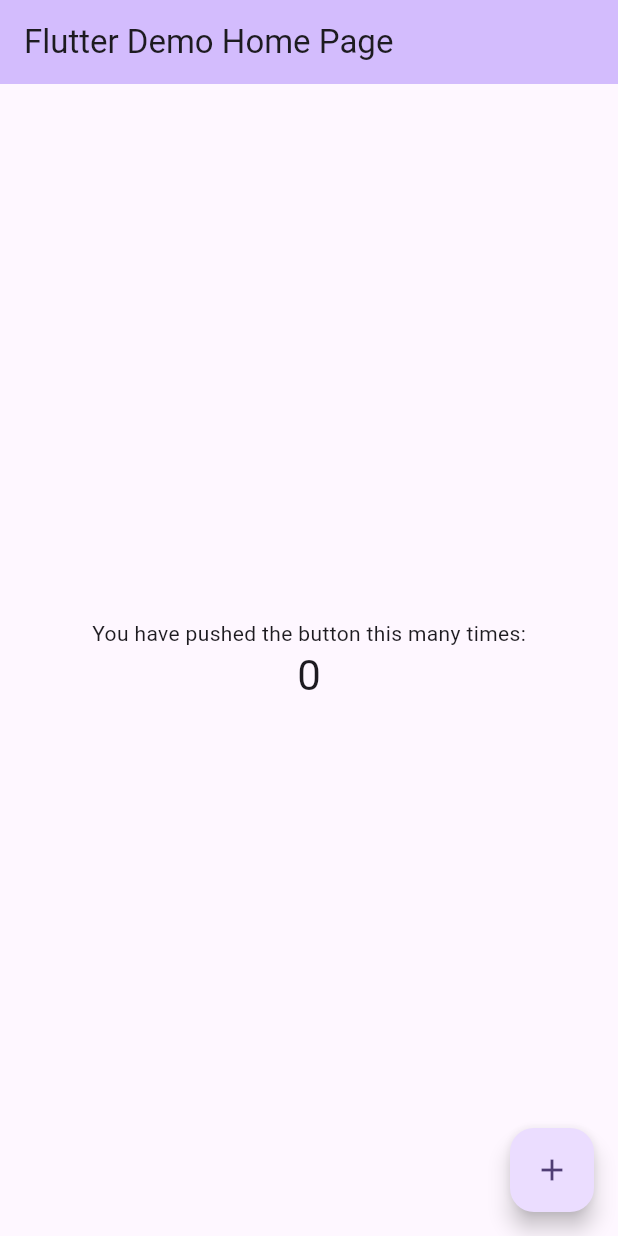
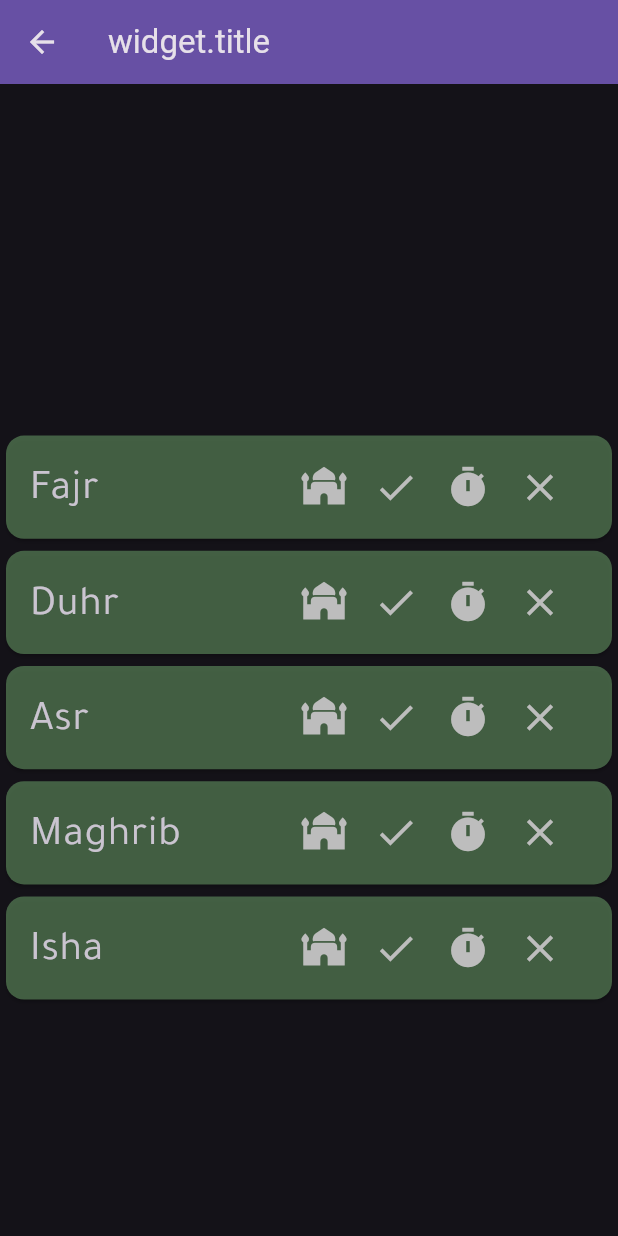
Before and after one commit to othman98shawgan/salah-tracker, a Flutter app: the screen it shows after launch, on a phone screen of 412 x 824 dp. Run offline on Flutter 3.47's test engine with Material 2 defaults, Android fonts, the phone set to English and light mode, and no system bars; our stand-ins replace google_fonts, wakelock.

Commit message:
#2: Home page

```diff
--- a/lib/main.dart
+++ b/lib/main.dart
@@ -1,125 +1,29 @@
 import 'package:flutter/material.dart';
+import 'ui/home_page.dart';
 
 void main() {
+  WidgetsFlutterBinding.ensureInitialized();
+
   runApp(const MyApp());
 }
 
 class MyApp extends StatelessWidget {
   const MyApp({super.key});
 
-  // This widget is the root of your application.
   @override
   Widget build(BuildContext context) {
     return MaterialApp(
       title: 'Flutter Demo',
+      debugShowCheckedModeBanner: false,
       theme: ThemeData(
-        // This is the theme of your application.
-        //
-        // TRY THIS: Try running your application with "flutter run". You'll see
-        // the application has a blue toolbar. Then, without quitting the app,
-        // try changing the seedColor in the colorScheme below to Colors.green
-        // and then invoke "hot reload" (save your changes or press the "hot
-        // reload" button in a Flutter-supported IDE, or press "r" if you used
-        // the command line to start the app).
-        //
-        // Notice that the counter didn't reset back to zero; the application
-        // state is not lost during the reload. To reset the state, use hot
-        // restart instead.
-        //
-        // This works for code too, not just values: Most code changes can be
-        // tested with just a hot reload.
-        colorScheme: ColorScheme.fromSeed(seedColor: Colors.deepPurple),
+        brightness: Brightness.dark,
         useMaterial3: true,
       ),
-      home: const MyHomePage(title: 'Flutter Demo Home Page'),
+      initialRoute: '/home',
+      routes: {
+        '/home': (context) => const MyHomePage(),
+      },
+      home: const MyHomePage(),
     );
   }
 }
-
-class MyHomePage extends StatefulWidget {
-  const MyHomePage({super.key, required this.title});
-
-  // This widget is the home page of your application. It is stateful, meaning
-  // that it has a State object (defined below) that contains fields that affect
-  // how it looks.
-
-  // This class is the configuration for the state. It holds the values (in this
-  // case the title) provided by the parent (in this case the App widget) and
-  // used by the build method of the State. Fields in a Widget subclass are
-  // always marked "final".
-
-  final String title;
-
-  @override
-  State<MyHomePage> createState() => _MyHomePageState();
-}
-
-class _MyHomePageState extends State<MyHomePage> {
-  int _counter = 0;
-
-  void _incrementCounter() {
-    setState(() {
-      // This call to setState tells the Flutter framework that something has
-      // changed in this State, which causes it to rerun the build method below
-      // so that the display can reflect the updated values. If we changed
-      // _counter without calling setState(), then the build method would not be
-      // called again, and so nothing would appear to happen.
-      _counter++;
-    });
-  }
-
-  @override
-  Widget build(BuildContext context) {
-    // This method is rerun every time setState is called, for instance as done
-    // by the _incrementCounter method above.
-    //
-    // The Flutter framework has been optimized to make rerunning build methods
-    // fast, so that you can just rebuild anything that needs updating rather
-    // than having to individually change instances of widgets.
-    return Scaffold(
-      appBar: AppBar(
-        // TRY THIS: Try changing the color here to a specific color (to
-        // Colors.amber, perhaps?) and trigger a hot reload to see the AppBar
-        // change color while the other colors stay the same.
-        backgroundColor: Theme.of(context).colorScheme.inversePrimary,
-        // Here we take the value from the MyHomePage object that was created by
-        // the App.build method, and use it to set our appbar title.
-        title: Text(widget.title),
-      ),
-      body: Center(
-        // Center is a layout widget. It takes a single child and positions it
-        // in the middle of the parent.
-        child: Column(
-          // Column is also a layout widget. It takes a list of children and
-          // arranges them vertically. By default, it sizes itself to fit its
-          // children horizontally, and tries to be as tall as its parent.
-          //
-          // Column has various properties to control how it sizes itself and
-          // how it positions its children. Here we use mainAxisAlignment to
-          // center the children vertically; the main axis here is the vertical
-          // axis because Columns are vertical (the cross axis would be
-          // horizontal).
-          //
-          // TRY THIS: Invoke "debug painting" (choose the "Toggle Debug Paint"
-          // action in the IDE, or press "p" in the console), to see the
-          // wireframe for each widget.
-          mainAxisAlignment: MainAxisAlignment.center,
-          children: <Widget>[
-            const Text(
-              'You have pushed the button this many times:',
-            ),
-            Text(
-              '$_counter',
-              style: Theme.of(context).textTheme.headlineMedium,
-            ),
-          ],
-        ),
-      ),
-      floatingActionButton: FloatingActionButton(
-        onPressed: _incrementCounter,
-        tooltip: 'Increment',
-        child: const Icon(Icons.add),
-      ), // This trailing comma makes auto-formatting nicer for build methods.
-    );
-  }
-}
--- /dev/null
+++ b/lib/resources/colors.dart
@@ -0,0 +1,34 @@
+import 'package:flutter/material.dart';
+
+const Color backgroudColor = Color.fromARGB(170, 255, 255, 255);
+const Color appBarColor = Color(0xff2C363F);
+Color colorTextLight = Colors.white.withOpacity(0.9);
+const Color colorTextDark = Colors.white;
+
+const MaterialColor darkThemeSwatch = Colors.teal;
+const MaterialColor lightThemeSwatch = Colors.blueGrey;
+
+const Color color1 = Color.fromRGBO(218, 215, 205, 1);
+const Color color2 = Color.fromRGBO(163, 177, 138, 1);
+const Color color3 = Color.fromRGBO(88, 129, 87, 1);
+const Color color4 = Color.fromRGBO(58, 90, 64, 1);
+const Color color5 = Color.fromRGBO(52, 78, 65, 1);
+
+const Color prayerBgColorDark = Color.fromRGBO(0, 0, 0, 0.7);
+// const Color prayerBgColorLight = Color.fromRGBO(88, 129, 87, 0.7);
+Color prayerBgColorLight = color3.withOpacity(.7);
+
+Map<int, Color> color = {
+  50: const Color.fromRGBO(88, 129, 87, .1),
+  100: const Color.fromRGBO(88, 129, 87, .2),
+  200: const Color.fromRGBO(88, 129, 87, .3),
+  300: const Color.fromRGBO(88, 129, 87, .4),
+  400: const Color.fromRGBO(88, 129, 87, .5),
+  500: const Color.fromRGBO(88, 129, 87, .6),
+  600: const Color.fromRGBO(88, 129, 87, .7),
+  700: const Color.fromRGBO(88, 129, 87, .8),
+  800: const Color.fromRGBO(88, 129, 87, .9),
+  900: const Color.fromRGBO(88, 129, 87, 1),
+};
+
+MaterialColor greenMaterialColor = MaterialColor(color3.value, color);
--- /dev/null
+++ b/lib/ui/home_page.dart
@@ -0,0 +1,71 @@
+import 'package:flutter/material.dart';
+
+import 'package:wakelock/wakelock.dart';
+
+import 'widgets/card_widget.dart';
+import 'widgets/prayer_widget.dart';
+
+class MyHomePage extends StatefulWidget {
+  const MyHomePage({super.key});
+
+  @override
+  State<MyHomePage> createState() => _MyHomePageState();
+}
+
+class _MyHomePageState extends State<MyHomePage> {
+  List<List<bool>> statusList = List.generate(5, (index) => List.filled(4, false));
+
+  @override
+  void initState() {
+    super.initState();
+    Wakelock.enable();
+  }
+
+  @override
+  Widget build(BuildContext context) {
+    double height = MediaQuery.of(context).size.height;
+    var padding = MediaQuery.of(context).viewPadding;
+    // Height (without status and toolbar)
+    double height3 = height - padding.top - kToolbarHeight;
+    double prayerCardHeight = height3 * 0.1;
+    double mainCardHeight = height3 * 0.3;
+
+    return Scaffold(
+        appBar: AppBar(
+          backgroundColor: Theme.of(context).colorScheme.inversePrimary,
+          title: const Text("widget.title"),
+        ),
+        body: Column(
+          children: [
+            SizedBox(
+              height: mainCardHeight,
+            ),
+            PrayerWidget(
+              label: "Fajr",
+              status: statusList[0],
+              height: prayerCardHeight,
+            ),
+            PrayerWidget(
+              label: "Duhr",
+              status: statusList[1],
+              height: prayerCardHeight,
+            ),
+            PrayerWidget(
+              label: "Asr",
+              status: statusList[2],
+              height: prayerCardHeight,
+            ),
+            PrayerWidget(
+              label: "Maghrib",
+              status: statusList[3],
+              height: prayerCardHeight,
+            ),
+            PrayerWidget(
+              label: "Isha",
+              status: statusList[4],
+              height: prayerCardHeight,
+            ),
+          ],
+        ));
+  }
+}
--- /dev/null
+++ b/lib/ui/widgets/card_widget.dart
@@ -0,0 +1,30 @@
+import '../../resources/colors.dart';
+import 'package:flutter/material.dart';
+
+class MyCard extends StatefulWidget {
+  const MyCard({Key? key, required this.widget, this.height = 0}) : super(key: key);
+
+  final double height;
+  final Widget widget;
+
+  @override
+  State<MyCard> createState() => _MyCardState();
+}
+
+class _MyCardState extends State<MyCard> {
+  @override
+  Widget build(BuildContext context) {
+    Color bgColor = prayerBgColorLight;
+
+    return SizedBox(
+      height: widget.height > 0 ? widget.height : null,
+      child: Card(
+        color: bgColor,
+        child: Column(
+          mainAxisAlignment: MainAxisAlignment.center,
+          children: <Widget>[widget.widget],
+        ),
+      ),
+    );
+  }
+}
--- /dev/null
+++ b/lib/ui/widgets/prayer_widget.dart
@@ -0,0 +1,93 @@
+import 'package:flutter/material.dart';
+import 'package:google_fonts/google_fonts.dart';
+import 'card_widget.dart';
+
+class PrayerWidget extends StatefulWidget {
+  const PrayerWidget({Key? key, required this.label, required this.status, this.height = 0}) : super(key: key);
+
+  final String label;
+  final List<bool> status;
+  final double height;
+
+  @override
+  State<PrayerWidget> createState() => PrayerState();
+}
+
+class PrayerState extends State<PrayerWidget> {
+  var onColor = Colors.green;
+  var offColor = Colors.grey[400];
+
+  @override
+  Widget build(BuildContext context) {
+    var labelStyle = const TextStyle(
+      fontWeight: FontWeight.w400,
+      fontSize: 28,
+      fontFamily: 'Tajawal',
+    );
+
+    var iconSize = 30.0;
+    List<IconButton> icons = [
+      IconButton(
+        iconSize: iconSize,
+        icon: const Icon(Icons.mosque),
+        color: widget.status[0] ? onColor : offColor,
+        onPressed: () {
+          switchStatus(0);
+        },
+        tooltip: 'Mosque',
+      ),
+      IconButton(
+        iconSize: iconSize,
+        icon: const Icon(Icons.done),
+        color: widget.status[1] ? onColor : offColor,
+        onPressed: () {
+          switchStatus(1);
+        },
+        tooltip: 'Notifications',
+      ),
+      IconButton(
+        iconSize: iconSize,
+        icon: const Icon(Icons.timer),
+        color: widget.status[2] ? onColor : offColor,
+        onPressed: () {
+          switchStatus(2);
+        },
+        tooltip: 'Notifications',
+      ),
+      IconButton(
+        iconSize: iconSize,
+        icon: const Icon(Icons.close),
+        color: widget.status[3] ? onColor : offColor,
+        onPressed: () {
+          switchStatus(3);
+        },
+        tooltip: 'Notifications',
+      ),
+    ];
+
+    return MyCard(
+      height: widget.height,
+      widget: ListTile(
+        leading: Padding(
+          padding: const EdgeInsets.only(top: 8.0),
+          child: Text(
+            widget.label,
+            style: labelStyle,
+            textAlign: TextAlign.center,
+          ),
+        ),
+        trailing: Row(
+          mainAxisSize: MainAxisSize.min,
+          crossAxisAlignment: CrossAxisAlignment.center,
+          children: icons,
+        ),
+      ),
+    );
+  }
+
+  void switchStatus(int index) {
+    setState(() {
+      widget.status[index] = !widget.status[index];
+    });
+  }
+}
```
Also changed, not shown: pubspec.yaml (+13 -42 lines), fonts/Tajawal-Bold.ttf (added), fonts/Tajawal-Light.ttf (added), fonts/Tajawal-Medium.ttf (added), fonts/Tajawal-Regular.ttf (added), pubspec.lock.
